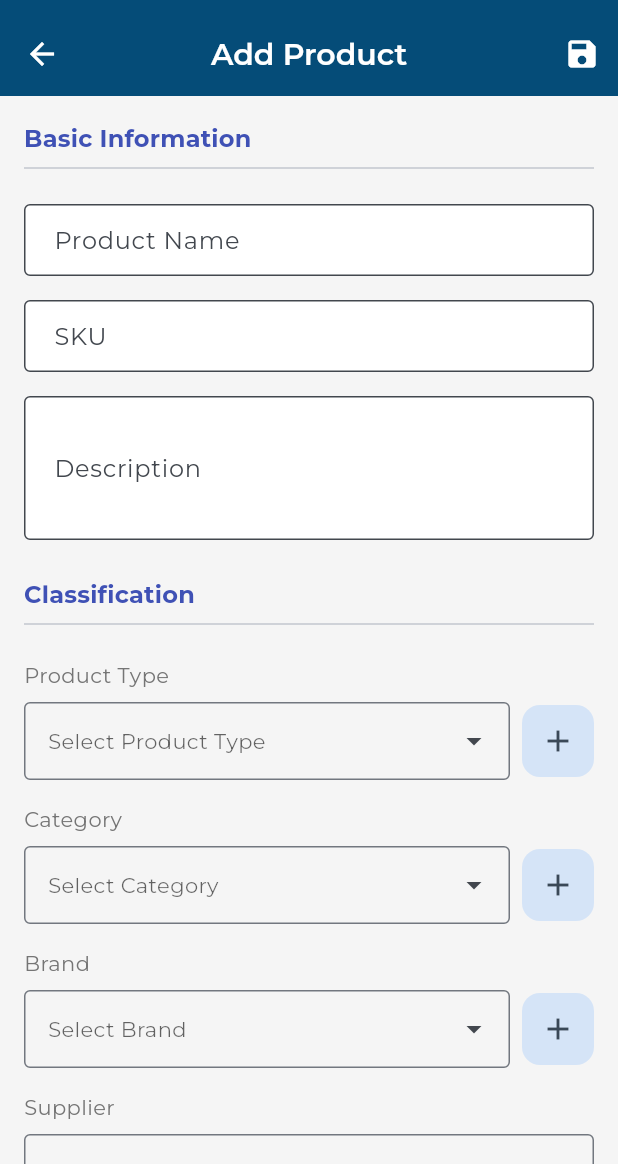
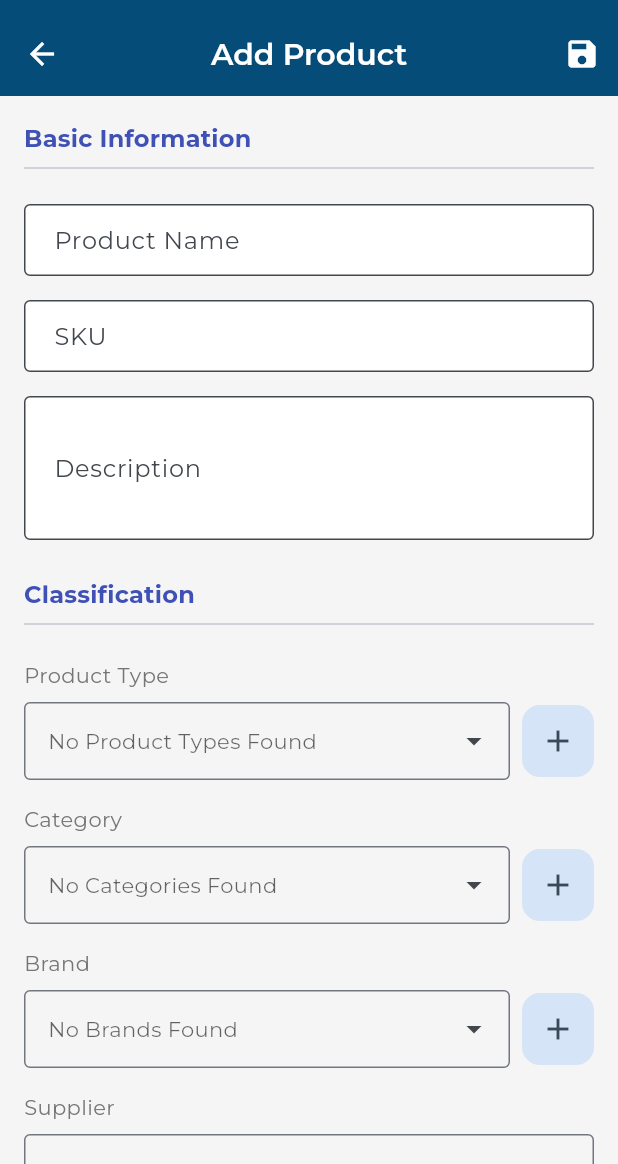
Before and after one commit to maslamhussaini/ordermate, a Flutter app: the ProductFormScreen screen opened by its route, on a phone screen of 412 x 824 dp, the part 72-1236 px from its top. Run offline on Flutter 3.47's test engine with Material 3 defaults, Android fonts, the phone set to English and light mode, and no system bars; drawn by our look-alikes of screenshot; our stand-ins replace connectivity_plus, csv, dio, equatable, file_picker, flutter_dotenv and 21 more; missing offline and left inert: dart:html, flutter_email_sender, mailer, number_to_character; accounts and stored records are empty.

Commit message:
Add hint property to LookupField widget

```diff
--- a/lib/core/widgets/lookup_field.dart
+++ b/lib/core/widgets/lookup_field.dart
@@ -13,6 +13,7 @@ class LookupField<TItem, TValue> extends StatelessWidget {
     this.onAdd,
     this.validationError,
     this.enabled = true,
+    this.hint,
   });
 
   final String label;
@@ -24,6 +25,7 @@ class LookupField<TItem, TValue> extends StatelessWidget {
   final Future<void> Function(String)? onAdd;
   final String? validationError;
   final bool enabled;
+  final String? hint;
 
   @override
   Widget build(BuildContext context) {
@@ -38,7 +40,7 @@ class LookupField<TItem, TValue> extends StatelessWidget {
     }
 
     final displayLabel =
-        selectedItem != null ? labelBuilder(selectedItem) : 'Select $label';
+        selectedItem != null ? labelBuilder(selectedItem) : (hint ?? 'Select $label');
 
     return Column(
       crossAxisAlignment: CrossAxisAlignment.start,
```
